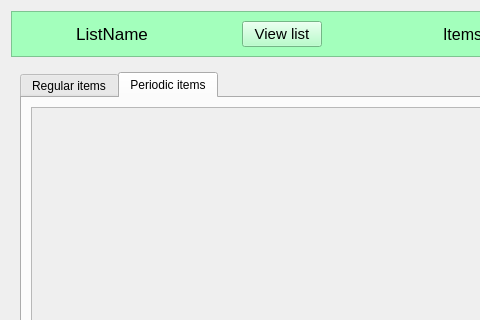
Before: the Qt Designer form src/Client/View/MainPage/Product/ProductsSubPage/ProductsSubPage.ui in iodream/Spend-Note, drawn with Qt 5; both pictures show x 0 to 480 and y 0 to 320 of the 660 by 511 pixel window.
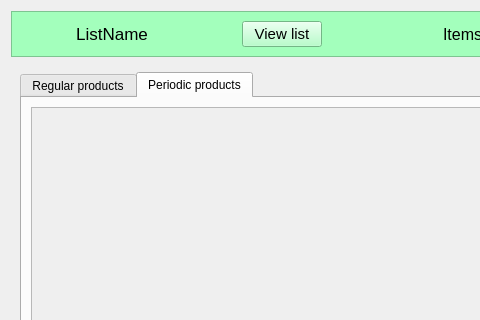
After: the same form once the commit is applied. Icons and pictures are not drawn.

Commit message: periodic income subpages

Diff of the .ui file:
```diff
--- a/src/Client/View/MainPage/Product/ProductsSubPage/ProductsSubPage.ui
+++ b/src/Client/View/MainPage/Product/ProductsSubPage/ProductsSubPage.ui
@@ -234,7 +234,7 @@
          </property>
          <widget class="QWidget" name="RegularLists">
           <attribute name="title">
-           <string>Regular items</string>
+           <string>Regular products</string>
           </attribute>
           <layout class="QVBoxLayout" name="verticalLayout_2">
            <item>
@@ -273,7 +273,7 @@
          </widget>
          <widget class="QWidget" name="PeriodicLists">
           <attribute name="title">
-           <string>Periodic items</string>
+           <string>Periodic products</string>
           </attribute>
           <layout class="QVBoxLayout" name="verticalLayout_5">
            <item>
```
Left out of the diff: 4 changed lines with no effect on the pictures. The commit also changes 17 other files.
